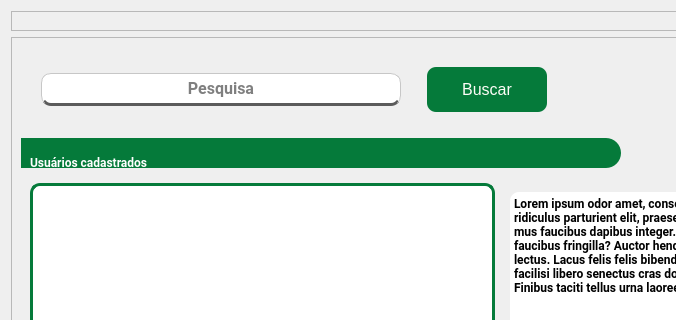
Above: PATP/bckp/asset_ctrl/templates/interfaces/user_main.ui from eduardogm22/controle_patrimonio before the change; both pictures show x 0 to 676 and y 0 to 320 of the 995 by 555 pixel window. Below: the same form after it.
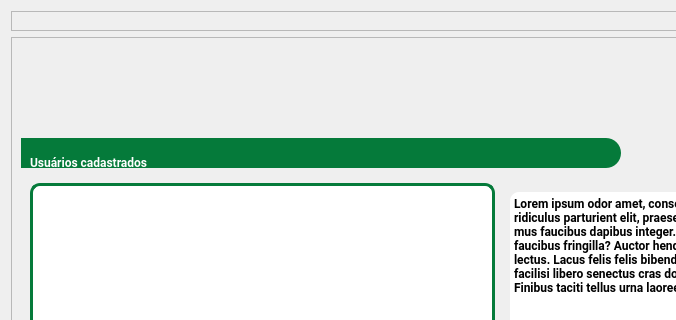
That is the form after the change. Icons and pictures are not drawn.

The edit to the form file:
```diff
--- a/PATP/bckp/asset_ctrl/templates/interfaces/user_main.ui
+++ b/PATP/bckp/asset_ctrl/templates/interfaces/user_main.ui
@@ -54,62 +54,6 @@
          <enum>QFrame::Raised</enum>
         </property>
         <layout class="QHBoxLayout" name="horizontalLayout_3">
-         <item alignment="Qt::AlignHCenter">
-          <widget class="QFrame" name="frame">
-           <property name="frameShape">
-            <enum>QFrame::StyledPanel</enum>
-           </property>
-           <property name="frameShadow">
-            <enum>QFrame::Raised</enum>
-           </property>
-           <layout class="QVBoxLayout" name="verticalLayout_5">
-            <item alignment="Qt::AlignVCenter">
-             <widget class="QLineEdit" name="search_input">
-              <property name="enabled">
-               <bool>true</bool>
-              </property>
-              <property name="minimumSize">
-               <size>
-                <width>360</width>
-                <height>33</height>
-               </size>
-              </property>
-              <property name="maximumSize">
-               <size>
-                <width>360</width>
-                <height>33</height>
-               </size>
-              </property>
-              <property name="font">
-               <font>
-                <family>Roboto</family>
-                <pointsize>12</pointsize>
-                <weight>75</weight>
-                <bold>true</bold>
-               </font>
-              </property>
-              <property name="styleSheet">
-               <string notr="true">QLineEdit{
-color:black;
-background-color:white;
-border: 1px solid rgb(199, 199, 199);
-border-radius: 10px;
-border-bottom: 3px solid rgb(91, 91, 91)
-}
-
-</string>
-              </property>
-              <property name="alignment">
-               <set>Qt::AlignCenter</set>
-              </property>
-              <property name="placeholderText">
-               <string>Pesquisa</string>
-              </property>
-             </widget>
-            </item>
-           </layout>
-          </widget>
-         </item>
          <item alignment="Qt::AlignLeft">
           <widget class="QFrame" name="search_frame">
            <property name="frameShape">
@@ -118,69 +62,7 @@
            <property name="frameShadow">
             <enum>QFrame::Raised</enum>
            </property>
-           <layout class="QVBoxLayout" name="verticalLayout_4">
-            <item>
-             <widget class="QPushButton" name="btnSearch">
-              <property name="minimumSize">
-               <size>
-                <width>120</width>
-                <height>45</height>
-               </size>
-              </property>
-              <property name="maximumSize">
-               <size>
-                <width>120</width>
-                <height>45</height>
-               </size>
-              </property>
-              <property name="font">
-               <font>
-                <pointsize>12</pointsize>
-               </font>
-              </property>
-              <property name="cursor">
-               <cursorShape>PointingHandCursor</cursorShape>
-              </property>
-              <property name="focusPolicy">
-               <enum>Qt::NoFocus</enum>
-              </property>
-              <property name="contextMenuPolicy">
-               <enum>Qt::NoContextMenu</enum>
-              </property>
-              <property name="styleSheet">
-               <string notr="true">QPushButton { 
-	background-color: #057A3A;
- 	color:rgb(254, 253, 247);
-	border-radius:9px;		
-	padding:8px
- }
-
-QPushButton:hover{background-color:rgb(85, 170, 127);color:white}
-
-QPushButton:pressed{
- padding-left: 2px;
- padding-top:2px;
- 
-	background-color: rgb(0, 85, 0);
- 
-}</string>
-              </property>
-              <property name="text">
-               <string>Buscar</string>
-              </property>
-              <property name="icon">
-               <iconset>
-                <normaloff>:/icons/search.svg</normaloff>:/icons/search.svg</iconset>
-              </property>
-              <property name="iconSize">
-               <size>
-                <width>27</width>
-                <height>27</height>
-               </size>
-              </property>
-             </widget>
-            </item>
-           </layout>
+           <layout class="QVBoxLayout" name="verticalLayout_4"/>
           </widget>
          </item>
          <item>
```
